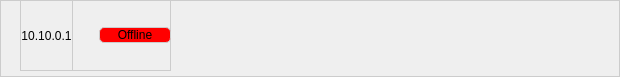
This is ServerQt/src/clientlistitem.ui in cyril-porez/Les-9-cercles-de-l-enfer as Qt 5 draws it before an edit. The edited form follows.
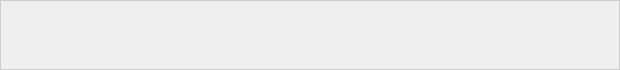
This is the edited form.

Diff of the .ui file:
```diff
--- a/ServerQt/src/clientlistitem.ui
+++ b/ServerQt/src/clientlistitem.ui
@@ -7,7 +7,7 @@
     <x>0</x>
     <y>0</y>
     <width>620</width>
-    <height>77</height>
+    <height>70</height>
    </rect>
   </property>
   <property name="windowTitle">
@@ -16,48 +16,6 @@
   <property name="styleSheet">
    <string notr="true">border: 1px solid #ccc</string>
   </property>
-  <widget class="QWidget" name="horizontalLayoutWidget">
-   <property name="geometry">
-    <rect>
-     <x>20</x>
-     <y>0</y>
-     <width>151</width>
-     <height>71</height>
-    </rect>
-   </property>
-   <layout class="QHBoxLayout" name="horizontalLayout">
-    <property name="spacing">
-     <number>6</number>
-    </property>
-    <property name="sizeConstraint">
-     <enum>QLayout::SetDefaultConstraint</enum>
-    </property>
-    <item alignment="Qt::AlignLeft">
-     <widget class="QLabel" name="label">
-      <property name="text">
-       <string>10.10.0.1</string>
-      </property>
-      <property name="alignment">
-       <set>Qt::AlignCenter</set>
-      </property>
-     </widget>
-    </item>
-    <item alignment="Qt::AlignVCenter">
-     <widget class="QLabel" name="label_2">
-      <property name="styleSheet">
-       <string notr="true">background-color: red;
-border-radius: 5px;</string>
-      </property>
-      <property name="text">
-       <string>Offline</string>
-      </property>
-      <property name="alignment">
-       <set>Qt::AlignCenter</set>
-      </property>
-     </widget>
-    </item>
-   </layout>
-  </widget>
  </widget>
  <resources/>
  <connections/>
```
